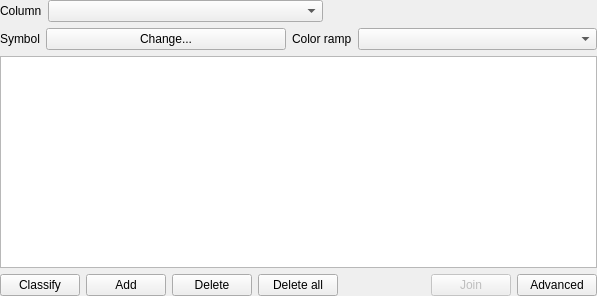
The window that src/ui/qgscategorizedsymbolrendererv2widget.ui (qgis/QGIS) describes before a commit, drawn with Qt 5.
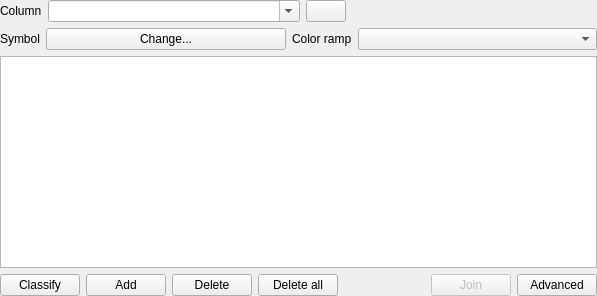
The same window after the commit. Icons and pictures are not drawn. Custom widgets are drawn as their Qt base class.

Commit message: Add expression to categorized renderer

```diff
--- a/src/ui/qgscategorizedsymbolrendererv2widget.ui
+++ b/src/ui/qgscategorizedsymbolrendererv2widget.ui
@@ -31,6 +31,32 @@
          <verstretch>0</verstretch>
         </sizepolicy>
        </property>
+       <property name="maximumSize">
+        <size>
+         <width>300</width>
+         <height>16777215</height>
+        </size>
+       </property>
+       <property name="editable">
+        <bool>true</bool>
+       </property>
+      </widget>
+     </item>
+     <item>
+      <widget class="QPushButton" name="btnExpression">
+       <property name="text">
+        <string/>
+       </property>
+       <property name="icon">
+        <iconset resource="../../images/images.qrc">
+         <normaloff>:/images/themes/default/mIconExpressionEditorOpen.svg</normaloff>:/images/themes/default/mIconExpressionEditorOpen.svg</iconset>
+       </property>
+       <property name="iconSize">
+        <size>
+         <width>24</width>
+         <height>16</height>
+        </size>
+       </property>
       </widget>
      </item>
      <item>
```
Left out of the diff: 4 changed lines with no effect on the pictures. The commit also changes 4 other files.
